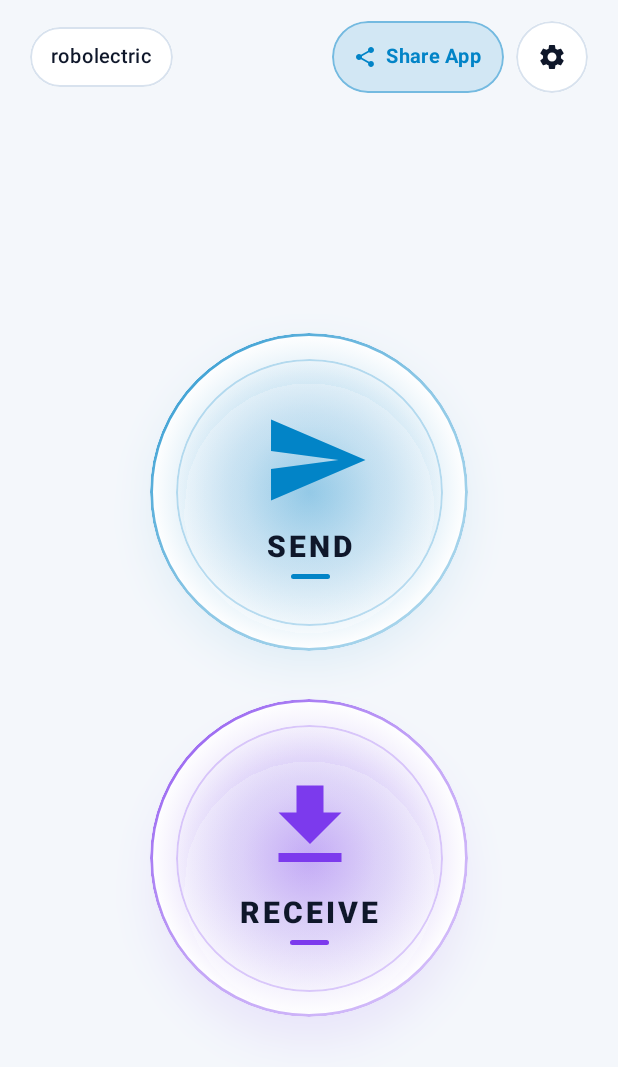
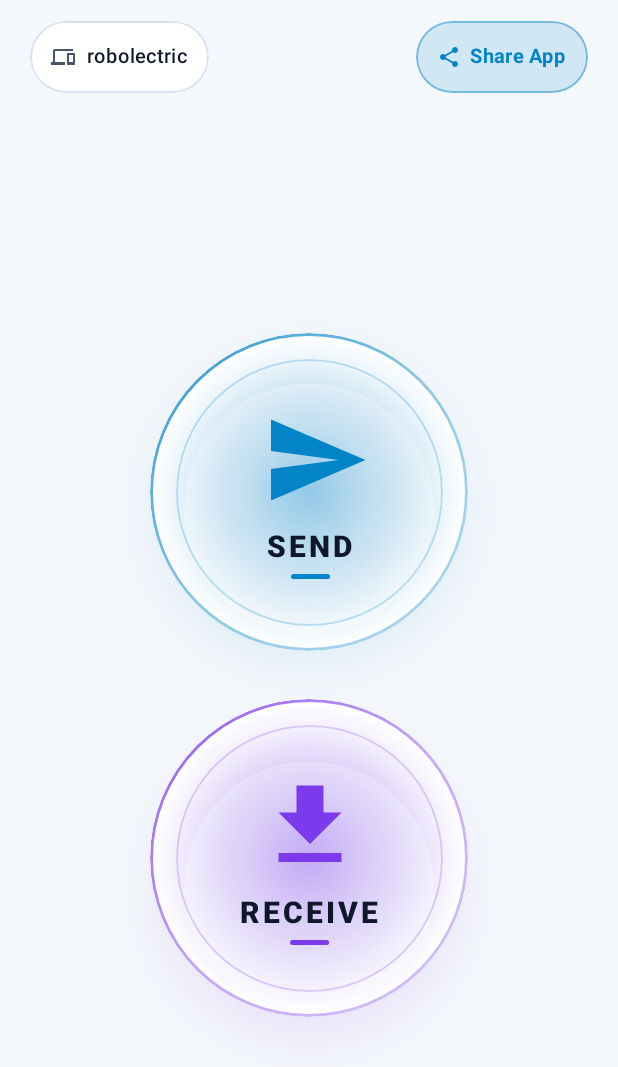
Before and after one commit to Vilson1999/Mini-Share, an Android app built with Jetpack Compose: the screen it shows after launch (MainActivity), on a phone screen of 412 x 824 dp. Shown: the top 1067 px of the screen. Run offline under Robolectric (Android 15) with nearby library versions, the phone set to English and light mode, and no system bars.

Commit message:
refactor: remove unused Settings icon
Remove the unused Settings icon from AppIcons and update the HomeScreen UI to incorporate a settings button for the device name.

```diff
--- a/app/src/main/java/com/example/ui/components/AppIcons.kt
+++ b/app/src/main/java/com/example/ui/components/AppIcons.kt
@@ -26,13 +26,6 @@ object AppIcons {
         vectorIcon(
             name = "Share",
             pathData = "M18,16.08c-0.76,0 -1.44,0.3 -1.96,0.77L8.91,12.7c0.05,-0.23 0.09,-0.46 0.09,-0.7s-0.04,-0.47 -0.09,-0.7l7.05,-4.11c0.54,0.5 1.25,0.81 2.04,0.81 1.66,0 3,-1.34 3,-3s-1.34,-3 -3,-3 -3,1.34 -3,3c0,0.24 0.04,0.47 0.09,0.7L8.04,9.81C7.5,9.31 6.79,9 6,9c-1.66,0 -3,1.34 -3,3s1.34,3 3,3c0.79,0 1.5,-0.31 2.04,-0.81l7.12,4.16c-0.05,0.21 -0.08,0.43 -0.08,0.65 0,1.61 1.31,2.92 2.92,2.92 1.61,0 2.92,-1.31 2.92,-2.92s-1.31,-2.92 -2.92,-2.92z"
-        )
-    }
-
-    val Settings: ImageVector by lazy {
-        vectorIcon(
-            name = "Settings",
-            pathData = "M19.14,12.94c0.04,-0.3 0.06,-0.61 0.06,-0.94 0,-0.32 -0.02,-0.64 -0.07,-0.94l2.03,-1.58c0.18,-0.14 0.23,-0.41 0.12,-0.61l-1.92,-3.32c-0.12,-0.22 -0.37,-0.29 -0.59,-0.22l-2.39,0.96c-0.5,-0.38 -1.03,-0.7 -1.62,-0.94L14.4,2.81c-0.04,-0.24 -0.24,-0.41 -0.48,-0.41h-3.84c-0.24,0 -0.43,0.17 -0.47,0.41L9.25,5.35C8.66,5.59 8.12,5.92 7.63,6.29L5.24,5.33c-0.22,-0.08 -0.47,0 -0.59,0.22L2.74,8.87C2.62,9.08 2.66,9.34 2.86,9.48l2.03,1.58C4.84,11.36 4.8,11.69 4.8,12s0.02,0.64 0.07,0.94l-2.03,1.58c-0.18,0.14 -0.23,0.41 -0.12,0.61l1.92,3.32c0.12,0.22 0.37,0.29 0.59,0.22l2.39,-0.96c0.5,0.38 1.03,0.7 1.62,0.94l0.36,2.54c0.05,0.24 0.24,0.41 0.48,0.41h3.84c0.24,0 0.44,-0.17 0.47,-0.41l0.36,-2.54c0.59,-0.24 1.13,-0.56 1.62,-0.94l2.39,0.96c0.22,0.08 0.47,0 0.59,-0.22l1.92,-3.32c0.12,-0.22 0.07,-0.47 -0.12,-0.61l-2.01,-1.58zM12,15.6c-1.98,0 -3.6,-1.62 -3.6,-3.6s1.62,-3.6 3.6,-3.6 3.6,1.62 3.6,3.6 -1.62,3.6 -3.6,3.6z"
         )
     }
 
--- a/app/src/main/java/com/example/ui/screens/HomeScreen.kt
+++ b/app/src/main/java/com/example/ui/screens/HomeScreen.kt
@@ -60,7 +60,7 @@ fun HomeScreen(
             .fillMaxSize()
             .background(colors.background)
     ) {
-        // Top row: non-editable device name pill (left) + Share App pill & Settings icon (right)
+        // Top row: device name button pill opening Settings (left) + Share App pill (right)
         Row(
             modifier = Modifier
                 .fillMaxWidth()
@@ -68,16 +68,30 @@ fun HomeScreen(
             horizontalArrangement = Arrangement.SpaceBetween,
             verticalAlignment = Alignment.CenterVertically
         ) {
-            Box(
+            val settingsLabel = stringResource(R.string.settings)
+            Row(
                 modifier = Modifier
                     .weight(1f, fill = false)
-                    .heightIn(min = 40.dp)
+                    .heightIn(min = 48.dp)
                     .clip(CircleShape)
                     .background(colors.surfaceVariant)
                     .border(1.dp, colors.outline, CircleShape)
-                    .padding(horizontal = 14.dp, vertical = 8.dp),
-                contentAlignment = Alignment.Center
+                    .clickable(
+                        role = Role.Button,
+                        onClickLabel = settingsLabel,
+                        onClick = onSettingsClick
+                    )
+                    .padding(horizontal = 14.dp, vertical = 10.dp)
+                    .testTag("settings_button"),
+                verticalAlignment = Alignment.CenterVertically
             ) {
+                Icon(
+                    imageVector = AppIcons.Devices,
+                    contentDescription = null,
+                    tint = colors.onSurfaceVariant,
+                    modifier = Modifier.size(16.dp)
+                )
+                Spacer(modifier = Modifier.width(8.dp))
                 Text(
                     text = userName,
                     color = colors.onSurface,
@@ -89,12 +103,8 @@ fun HomeScreen(
                 )
             }
 
-            Spacer(modifier = Modifier.width(10.dp))
+            Spacer(modifier = Modifier.width(12.dp))
 
-            Row(
-                horizontalArrangement = Arrangement.spacedBy(8.dp),
-                verticalAlignment = Alignment.CenterVertically
-            ) {
             val shareAppLabel = stringResource(R.string.share_app)
             Row(
                 modifier = Modifier
@@ -125,30 +135,6 @@ fun HomeScreen(
                     fontWeight = FontWeight.Bold,
                     maxLines = 1
                 )
-                }
-
-                val settingsLabel = stringResource(R.string.settings)
-                Box(
-                    modifier = Modifier
-                        .size(48.dp)
-                        .clip(CircleShape)
-                        .background(colors.surfaceVariant)
-                        .border(1.dp, colors.outline, CircleShape)
-                        .clickable(
-                            role = Role.Button,
-                            onClickLabel = settingsLabel,
-                            onClick = onSettingsClick
-                        )
-                        .testTag("settings_button"),
-                    contentAlignment = Alignment.Center
-                ) {
-                    Icon(
-                        imageVector = AppIcons.Settings,
-                        contentDescription = settingsLabel,
-                        tint = colors.onSurface,
-                        modifier = Modifier.size(20.dp)
-                    )
-                }
             }
         }
 
```
Lines whose indentation alone changed are shown as unchanged.
